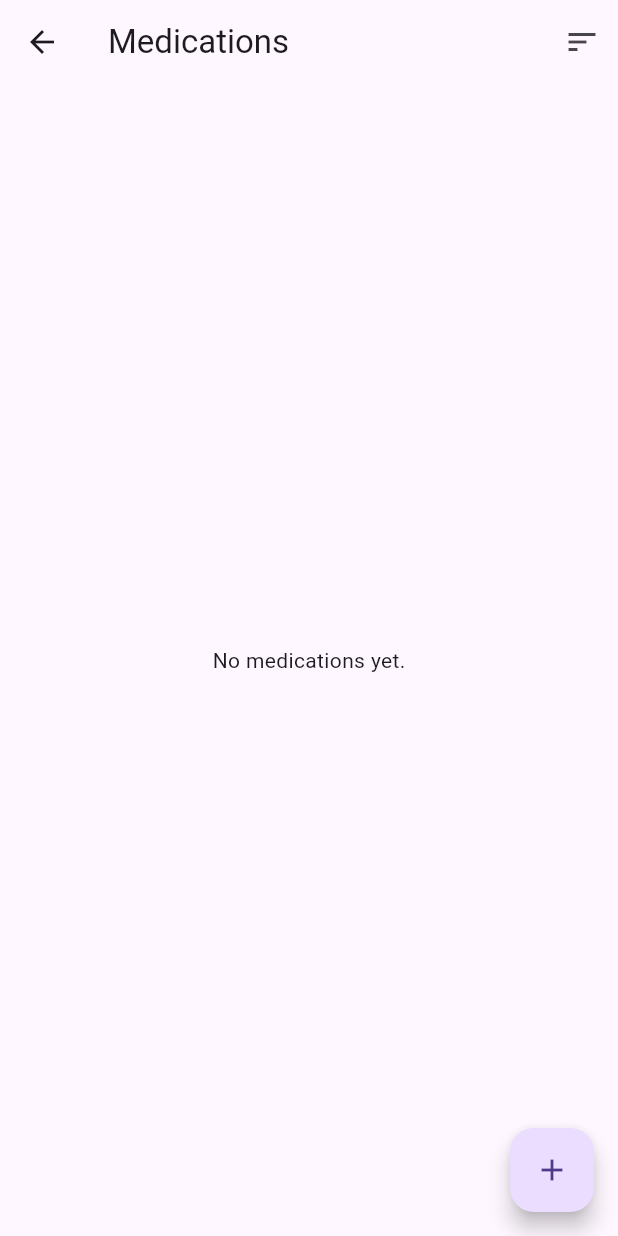
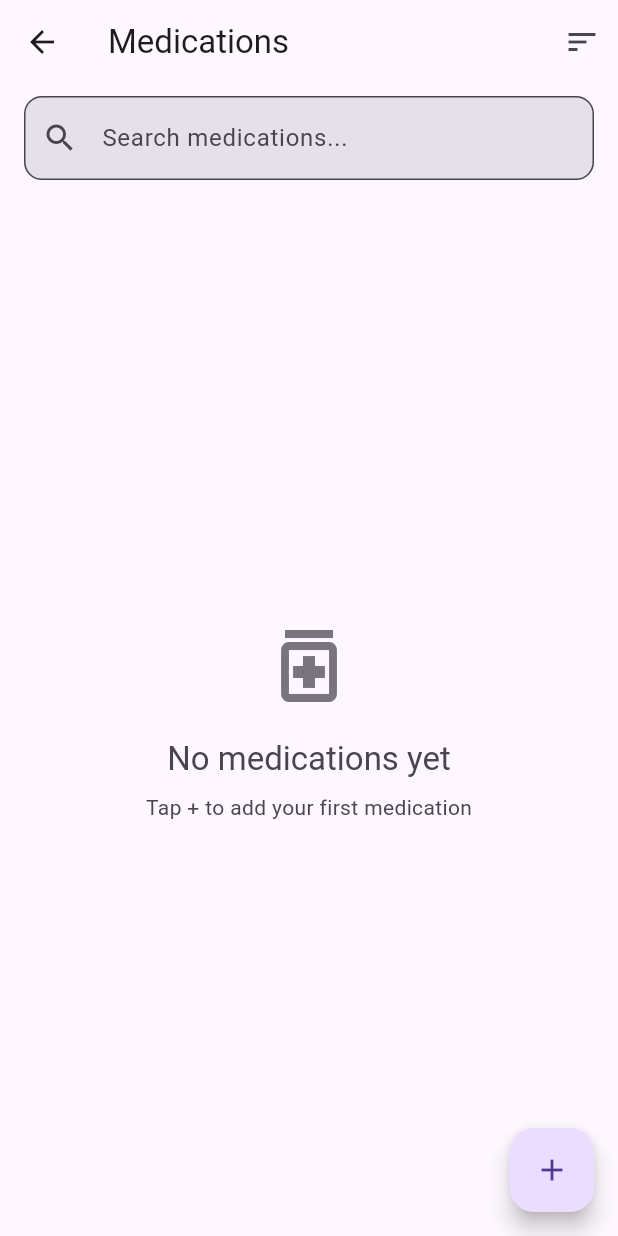
Before and after one commit to pndaRN/ComplyHealth, a Flutter app: the MedicationsScreen screen opened directly, on a phone screen of 412 x 824 dp. Run offline on Flutter 3.47's test engine with Material 3 defaults, Android fonts, the phone set to English and light mode, and no system bars; our stand-ins replace flutter_local_notifications, flutter_riverpod, hive, hive_flutter, timezone; accounts and stored records are empty.

Commit message:
Add search functionality to medications screen

```diff
--- a/frontend/lib/features/medications/medications_screen.dart
+++ b/frontend/lib/features/medications/medications_screen.dart
@@ -7,8 +7,15 @@ import 'dialogs/medication_add_dialog.dart';
 import 'dialogs/medication_edit_dialog.dart';
 import 'utils/medication_sorter.dart';
 
-class MedicationsScreen extends ConsumerWidget {
+class MedicationsScreen extends ConsumerStatefulWidget {
   const MedicationsScreen({super.key});
+
+  @override
+  ConsumerState<MedicationsScreen> createState() => _MedicationsScreenState();
+}
+
+class _MedicationsScreenState extends ConsumerState<MedicationsScreen> {
+  String _searchQuery = '';
 
   String _getTimingSummary(Medication medication) {
     if (medication.isPRN) {
@@ -53,14 +60,62 @@ class MedicationsScreen extends ConsumerWidget {
   }
 
   @override
-  Widget build(BuildContext context, WidgetRef ref) {
+  Widget build(BuildContext context) {
+    final theme = Theme.of(context);
     final meds = ref.watch(medicationProvider);
     final notifier = ref.read(medicationProvider.notifier);
     final currentSortOption = notifier.sortOption;
 
+    // Filter medications by search query
+    final filteredMeds = _searchQuery.isEmpty
+        ? meds
+        : meds.where((medication) {
+            final searchLower = _searchQuery.toLowerCase();
+            final conditions = ref.read(conditionsProvider);
+
+            // Get display names for conditions
+            final conditionDisplayNames = medication.conditionNames.map((name) {
+              final matchingConditions = conditions.where((c) => c.name == name);
+              if (matchingConditions.isEmpty) return name;
+              final condition = matchingConditions.first;
+              return condition.commonName.isNotEmpty ? condition.commonName : name;
+            }).toList();
+
+            return medication.name.toLowerCase().contains(searchLower) ||
+                medication.dosage.toLowerCase().contains(searchLower) ||
+                conditionDisplayNames.any((name) => name.toLowerCase().contains(searchLower));
+          }).toList();
+
     return Scaffold(
       appBar: AppBar(
         title: const Text('Medications'),
+        bottom: PreferredSize(
+          preferredSize: const Size.fromHeight(80),
+          child: Padding(
+            padding: const EdgeInsets.fromLTRB(16, 0, 16, 16),
+            child: TextField(
+              decoration: InputDecoration(
+                hintText: 'Search medications...',
+                prefixIcon: const Icon(Icons.search),
+                suffixIcon: _searchQuery.isNotEmpty
+                    ? IconButton(
+                        icon: const Icon(Icons.clear),
+                        onPressed: () {
+                          setState(() => _searchQuery = '');
+                        },
+                      )
+                    : null,
+                border: OutlineInputBorder(
+                  borderRadius: BorderRadius.circular(12),
+                ),
+                filled: true,
+              ),
+              onChanged: (value) {
+                setState(() => _searchQuery = value.toLowerCase());
+              },
+            ),
+          ),
+        ),
         actions: [
           PopupMenuButton<MedicationSortOption>(
             icon: const Icon(Icons.sort),
@@ -85,10 +140,55 @@ class MedicationsScreen extends ConsumerWidget {
         ],
       ),
       body: meds.isEmpty
-          ? const Center(child: Text('No medications yet.'))
-          : _buildMedicationsList(context, ref, meds, currentSortOption),
+          ? Center(
+              child: Column(
+                mainAxisAlignment: MainAxisAlignment.center,
+                children: [
+                  Icon(
+                    Icons.medication_outlined,
+                    size: 64,
+                    color: theme.colorScheme.outline,
+                  ),
+                  const SizedBox(height: 16),
+                  Text(
+                    'No medications yet',
+                    style: theme.textTheme.titleLarge?.copyWith(
+                      color: theme.colorScheme.onSurfaceVariant,
+                    ),
+                  ),
+                  const SizedBox(height: 8),
+                  Text(
+                    'Tap + to add your first medication',
+                    style: theme.textTheme.bodyMedium?.copyWith(
+                      color: theme.colorScheme.onSurfaceVariant,
+                    ),
+                  ),
+                ],
+              ),
+            )
+          : filteredMeds.isEmpty
+              ? Center(
+                  child: Column(
+                    mainAxisAlignment: MainAxisAlignment.center,
+                    children: [
+                      Icon(
+                        Icons.search_off,
+                        size: 64,
+                        color: theme.colorScheme.outline,
+                      ),
+                      const SizedBox(height: 16),
+                      Text(
+                        'No medications found',
+                        style: theme.textTheme.titleMedium?.copyWith(
+                          color: theme.colorScheme.onSurfaceVariant,
+                        ),
+                      ),
+                    ],
+                  ),
+                )
+              : _buildMedicationsList(context, filteredMeds, currentSortOption),
       floatingActionButton: FloatingActionButton(
-        onPressed: () => _showAddDialog(context, ref),
+        onPressed: () => _showAddDialog(context),
         child: const Icon(Icons.add),
       ),
     );
@@ -96,18 +196,17 @@ class MedicationsScreen extends ConsumerWidget {
 
   Widget _buildMedicationsList(
     BuildContext context,
-    WidgetRef ref,
     List<Medication> meds,
     MedicationSortOption sortOption,
   ) {
     if (sortOption == MedicationSortOption.groupedByCondition) {
-      return _buildGroupedList(context, ref, meds);
+      return _buildGroupedList(context, meds);
     } else {
-      return _buildSimpleList(context, ref, meds);
+      return _buildSimpleList(context, meds);
     }
   }
 
-  Widget _buildSimpleList(BuildContext context, WidgetRef ref, List<Medication> meds) {
+  Widget _buildSimpleList(BuildContext context, List<Medication> meds) {
     final notifier = ref.read(medicationProvider.notifier);
 
     return ListView.builder(
@@ -325,7 +424,7 @@ class MedicationsScreen extends ConsumerWidget {
     );
   }
 
-  Widget _buildGroupedList(BuildContext context, WidgetRef ref, List<Medication> meds) {
+  Widget _buildGroupedList(BuildContext context, List<Medication> meds) {
     final notifier = ref.read(medicationProvider.notifier);
     final conditions = ref.watch(conditionsProvider);
 
@@ -569,7 +668,7 @@ class MedicationsScreen extends ConsumerWidget {
     return ListView(children: items);
   }
 
-  void _showAddDialog(BuildContext context, WidgetRef ref) async {
+  void _showAddDialog(BuildContext context) async {
     final conditions = ref.read(conditionsProvider);
 
     if (conditions.isEmpty) {
```
